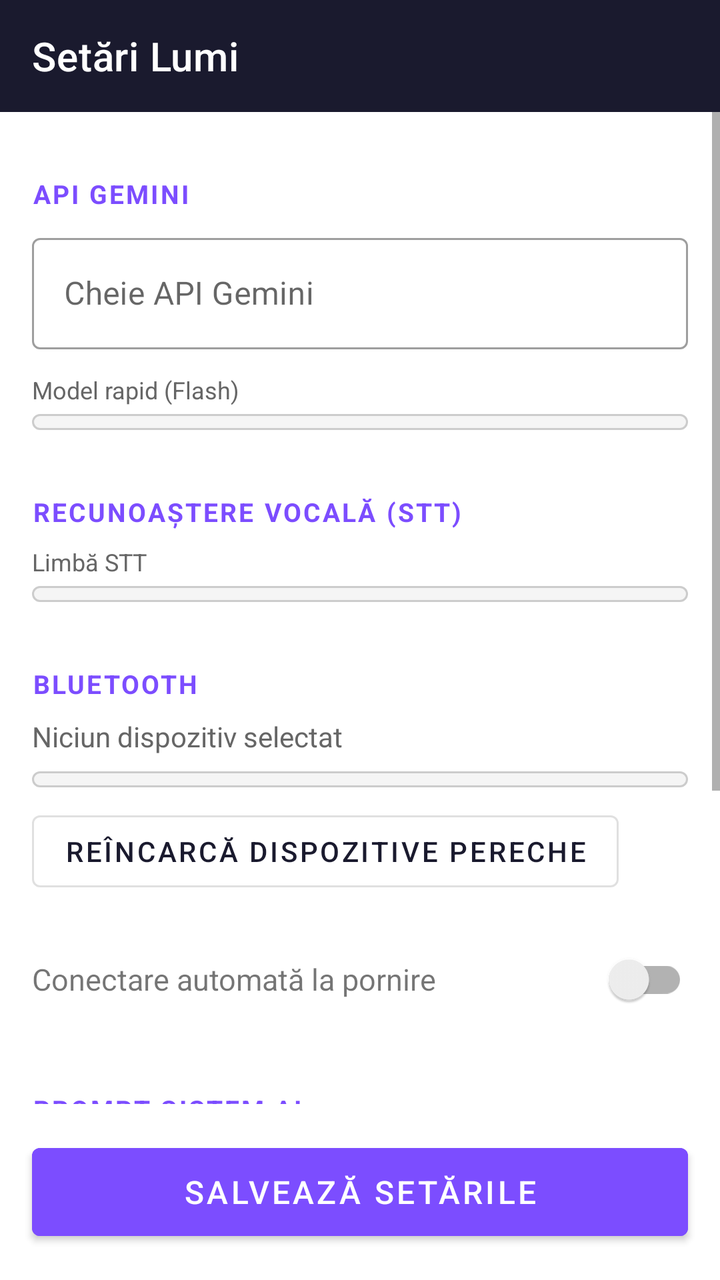
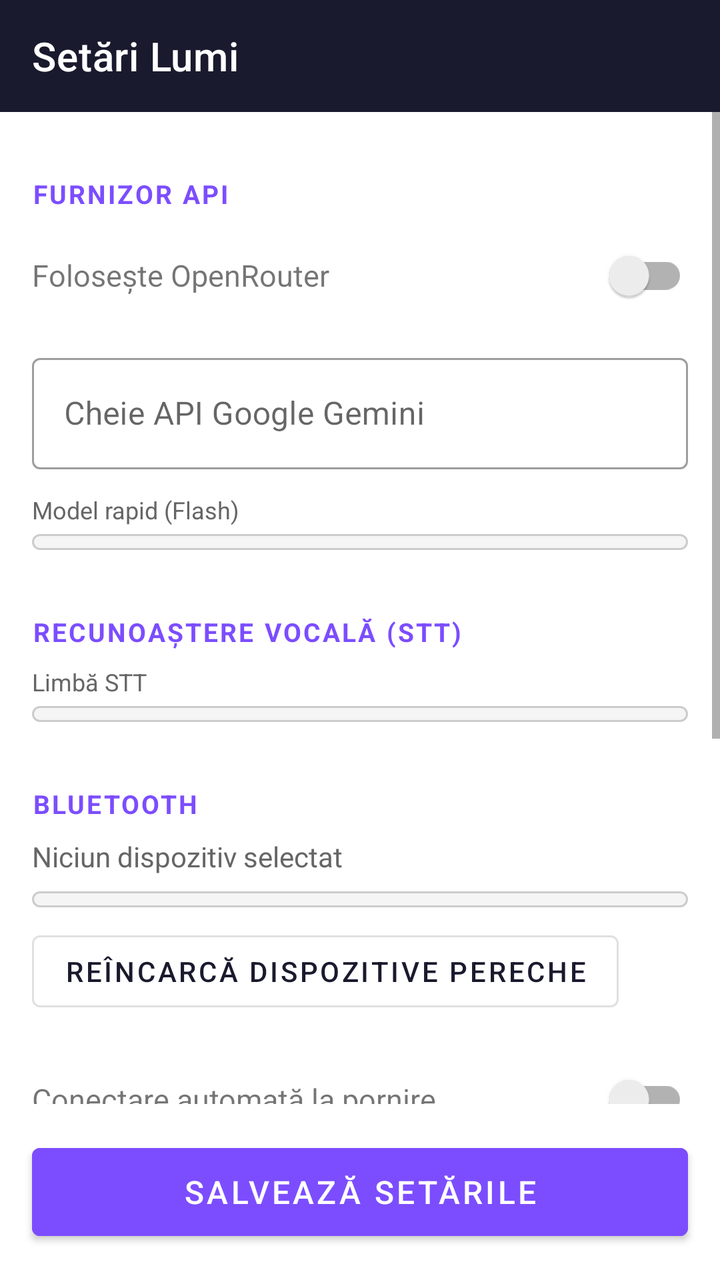

The first picture is an Android layout as it rendered before a commit; the second is the same layout after the commit. The layout source and the unified diff follow.
<!-- AndroidManifest.xml: application theme Theme.Lumi -->
<!-- res/layout/activity_settings.xml -->
<?xml version="1.0" encoding="utf-8"?>
<LinearLayout
    xmlns:android="http://schemas.android.com/apk/res/android"
    xmlns:app="http://schemas.android.com/apk/res-auto"
    android:layout_width="match_parent"
    android:layout_height="match_parent"
    android:orientation="vertical">

    <com.google.android.material.appbar.AppBarLayout
        android:layout_width="match_parent"
        android:layout_height="wrap_content">
        <androidx.appcompat.widget.Toolbar
            android:id="@+id/toolbar"
            android:layout_width="match_parent"
            android:layout_height="?attr/actionBarSize"
            android:background="@color/primary"
            app:title="Setări Lumi"
            app:titleTextColor="@color/white"/>
    </com.google.android.material.appbar.AppBarLayout>

    <ScrollView
        android:layout_width="match_parent"
        android:layout_height="0dp"
        android:layout_weight="1">

        <LinearLayout
            android:layout_width="match_parent"
            android:layout_height="wrap_content"
            android:orientation="vertical"
            android:padding="16dp">

            
            <TextView style="@style/SectionHeader" android:text="API Gemini"/>

            <com.google.android.material.textfield.TextInputLayout
                android:layout_width="match_parent"
                android:layout_height="wrap_content"
                android:layout_marginBottom="12dp"
                android:hint="Cheie API Gemini"
                style="@style/Widget.MaterialComponents.TextInputLayout.OutlinedBox">
                <com.google.android.material.textfield.TextInputEditText
                    android:id="@+id/etApiKey"
                    android:layout_width="match_parent"
                    android:layout_height="wrap_content"
                    android:inputType="textPassword"
                    android:singleLine="true"/>
            </com.google.android.material.textfield.TextInputLayout>

            <TextView
                android:layout_width="match_parent"
                android:layout_height="wrap_content"
                android:layout_marginBottom="4dp"
                android:text="Model rapid (Flash)"
                android:textColor="@color/text_secondary"
                android:textSize="12sp"/>

            <Spinner
                android:id="@+id/spinnerFastModel"
                android:layout_width="match_parent"
                android:layout_height="wrap_content"
                android:layout_marginBottom="16dp"
                android:background="@drawable/spinner_bg"/>

            
            <TextView style="@style/SectionHeader" android:text="Recunoaștere vocală (STT)"/>

            <TextView
                android:layout_width="match_parent"
                android:layout_height="wrap_content"
                android:layout_marginBottom="4dp"
                android:text="Limbă STT"
                android:textColor="@color/text_secondary"
                android:textSize="12sp"/>

            <Spinner
                android:id="@+id/spinnerSttLanguage"
                android:layout_width="match_parent"
                android:layout_height="wrap_content"
                android:layout_marginBottom="16dp"
                android:background="@drawable/spinner_bg"/>

            
            <TextView style="@style/SectionHeader" android:text="Bluetooth"/>

            <TextView
                android:id="@+id/tvBtDevice"
                android:layout_width="match_parent"
                android:layout_height="wrap_content"
                android:layout_marginBottom="8dp"
                android:text="Niciun dispozitiv selectat"
                android:textColor="@color/text_secondary"/>

            <Spinner
                android:id="@+id/spinnerBtDevices"
                android:layout_width="match_parent"
                android:layout_height="wrap_content"
                android:layout_marginBottom="8dp"
                android:background="@drawable/spinner_bg"/>

            <Button
                android:id="@+id/btnScanBt"
                style="@style/Widget.MaterialComponents.Button.OutlinedButton"
                android:layout_width="wrap_content"
                android:layout_height="wrap_content"
                android:layout_marginBottom="16dp"
                android:text="Reîncarcă dispozitive pereche"/>

            <LinearLayout
                android:layout_width="match_parent"
                android:layout_height="wrap_content"
                android:gravity="center_vertical"
                android:layout_marginBottom="16dp"
                android:orientation="horizontal">
                <TextView
                    android:layout_width="0dp"
                    android:layout_height="wrap_content"
                    android:layout_weight="1"
                    android:text="Conectare automată la pornire"
                    android:textSize="15sp"/>
                <androidx.appcompat.widget.SwitchCompat
                    android:id="@+id/switchAutoConnect"
                    android:layout_width="wrap_content"
                    android:layout_height="wrap_content"/>
            </LinearLayout>

            
            <TextView style="@style/SectionHeader" android:text="Prompt sistem AI"/>

            <com.google.android.material.textfield.TextInputLayout
                android:layout_width="match_parent"
                android:layout_height="wrap_content"
                android:layout_marginBottom="4dp"
                style="@style/Widget.MaterialComponents.TextInputLayout.OutlinedBox">
                <com.google.android.material.textfield.TextInputEditText
                    android:id="@+id/etSystemPrompt"
                    android:layout_width="match_parent"
                    android:layout_height="wrap_content"
                    android:inputType="textMultiLine"
                    android:minLines="4"/>
            </com.google.android.material.textfield.TextInputLayout>

            <Button
                android:id="@+id/btnResetPrompt"
                style="@style/Widget.MaterialComponents.Button.TextButton"
                android:layout_width="wrap_content"
                android:layout_height="wrap_content"
                android:layout_marginBottom="24dp"
                android:text="Resetează prompt implicit"/>

        </LinearLayout>
    </ScrollView>

    <Button
        android:id="@+id/btnSave"
        android:layout_width="match_parent"
        android:layout_height="56dp"
        android:layout_margin="16dp"
        android:text="Salvează setările"
        android:textSize="16sp"
        android:backgroundTint="@color/accent"/>

</LinearLayout>
<!-- resources referenced by this layout -->
<resources>
  <color name="accent">#7C4DFF</color>
  <color name="primary">#1A1A2E</color>
  <color name="text_secondary">#666666</color>
  <color name="white">#FFFFFF</color>
  <!-- drawable spinner_bg (drawable) -->
  <?xml version="1.0" encoding="utf-8"?>
  <shape xmlns:android="http://schemas.android.com/apk/res/android"
      android:shape="rectangle">
      <solid android:color="#F5F5F5"/>
      <stroke android:width="1dp" android:color="#CCCCCC"/>
      <corners android:radius="4dp"/>
      <padding android:left="8dp" android:right="8dp" android:top="4dp" android:bottom="4dp"/>
  </shape>
  <style name="SectionHeader" parent="TextAppearance.MaterialComponents.Subtitle1">
          <item name="android:layout_width">match_parent</item>
          <item name="android:layout_height">wrap_content</item>
          <item name="android:layout_marginTop">16dp</item>
          <item name="android:layout_marginBottom">8dp</item>
          <item name="android:textColor">@color/accent</item>
          <item name="android:textStyle">bold</item>
          <item name="android:textSize">13sp</item>
          <item name="android:textAllCaps">true</item>
          <item name="android:letterSpacing">0.08</item>
      </style>
  <style name="Theme.Lumi" parent="Theme.MaterialComponents.DayNight.NoActionBar">
          <item name="colorPrimary">@color/primary</item>
          <item name="colorPrimaryVariant">@color/primary_dark</item>
          <item name="colorSecondary">@color/accent</item>
          <item name="colorOnPrimary">@color/white</item>
          <item name="android:statusBarColor">@color/primary_dark</item>
          <item name="android:navigationBarColor">@color/primary</item>
      </style>
  <color name="primary_dark">#16213E</color>
</resources>

<!-- the commit's change to res/layout/activity_settings.xml (unified diff, before → after) -->
@@ -30,21 +30,87 @@
             android:padding="16dp">
 
             
-            <TextView style="@style/SectionHeader" android:text="API Gemini"/>
-
-            <com.google.android.material.textfield.TextInputLayout
-                android:layout_width="match_parent"
-                android:layout_height="wrap_content"
+            <TextView style="@style/SectionHeader" android:text="Furnizor API"/>
+
+            
+            <LinearLayout
+                android:layout_width="match_parent"
+                android:layout_height="wrap_content"
+                android:gravity="center_vertical"
                 android:layout_marginBottom="12dp"
-                android:hint="Cheie API Gemini"
-                style="@style/Widget.MaterialComponents.TextInputLayout.OutlinedBox">
-                <com.google.android.material.textfield.TextInputEditText
-                    android:id="@+id/etApiKey"
-                    android:layout_width="match_parent"
-                    android:layout_height="wrap_content"
-                    android:inputType="textPassword"
-                    android:singleLine="true"/>
-            </com.google.android.material.textfield.TextInputLayout>
+                android:orientation="horizontal">
+                <TextView
+                    android:layout_width="0dp"
+                    android:layout_height="wrap_content"
+                    android:layout_weight="1"
+                    android:text="Folosește OpenRouter"
+                    android:textSize="15sp"/>
+                <androidx.appcompat.widget.SwitchCompat
+                    android:id="@+id/switchOpenRouter"
+                    android:layout_width="wrap_content"
+                    android:layout_height="wrap_content"/>
+            </LinearLayout>
+
+            
+            <LinearLayout
+                android:id="@+id/layoutGeminiDirect"
+                android:layout_width="match_parent"
+                android:layout_height="wrap_content"
+                android:orientation="vertical">
+
+                <com.google.android.material.textfield.TextInputLayout
+                    android:layout_width="match_parent"
+                    android:layout_height="wrap_content"
+                    android:layout_marginBottom="12dp"
+                    android:hint="Cheie API Google Gemini"
+                    style="@style/Widget.MaterialComponents.TextInputLayout.OutlinedBox">
+                    <com.google.android.material.textfield.TextInputEditText
+                        android:id="@+id/etApiKey"
+                        android:layout_width="match_parent"
+                        android:layout_height="wrap_content"
+                        android:inputType="textPassword"
+                        android:singleLine="true"/>
+                </com.google.android.material.textfield.TextInputLayout>
+
+            </LinearLayout>
+
+            
+            <LinearLayout
+                android:id="@+id/layoutOpenRouter"
+                android:layout_width="match_parent"
+                android:layout_height="wrap_content"
+                android:orientation="vertical"
+                android:visibility="gone">
+
+                <com.google.android.material.textfield.TextInputLayout
+                    android:layout_width="match_parent"
+                    android:layout_height="wrap_content"
+                    android:layout_marginBottom="12dp"
+                    android:hint="Cheie API OpenRouter"
+                    style="@style/Widget.MaterialComponents.TextInputLayout.OutlinedBox">
+                    <com.google.android.material.textfield.TextInputEditText
+                        android:id="@+id/etOpenRouterKey"
+                        android:layout_width="match_parent"
+                        android:layout_height="wrap_content"
+                        android:inputType="textPassword"
+                        android:singleLine="true"/>
+                </com.google.android.material.textfield.TextInputLayout>
+
+                <com.google.android.material.textfield.TextInputLayout
+                    android:layout_width="match_parent"
+                    android:layout_height="wrap_content"
+                    android:layout_marginBottom="12dp"
+                    android:hint="Base URL (opțional)"
+                    style="@style/Widget.MaterialComponents.TextInputLayout.OutlinedBox">
+                    <com.google.android.material.textfield.TextInputEditText
+                        android:id="@+id/etOpenRouterUrl"
+                        android:layout_width="match_parent"
+                        android:layout_height="wrap_content"
+                        android:inputType="textUri"
+                        android:singleLine="true"/>
+                </com.google.android.material.textfield.TextInputLayout>
+
+            </LinearLayout>
 
             <TextView
                 android:layout_width="match_parent"
